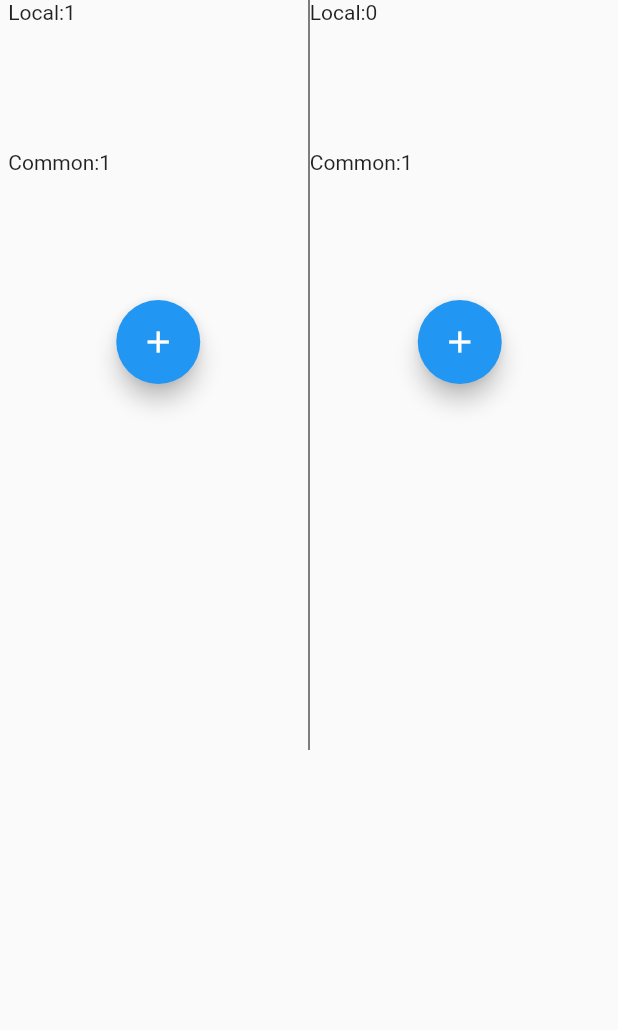
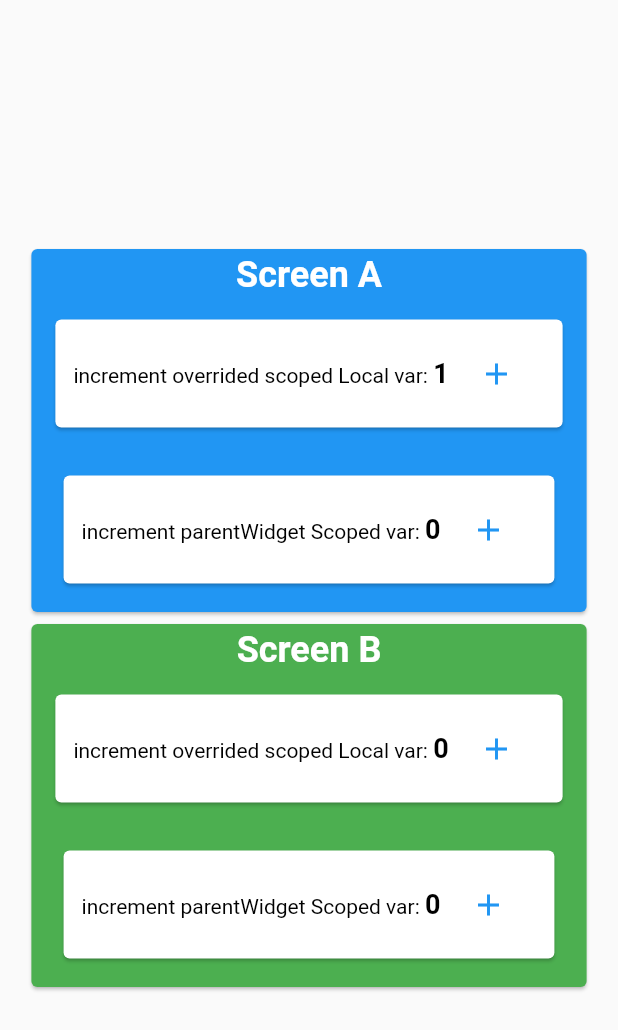
Before and after one commit to rajeshbbalam/flutter_riverpod_multi_instance, a Flutter app: the screen it shows after launch, after a tap on the "add" icon, on a phone screen of 412 x 824 dp. Shown: the top 1030 px of the screen. Run offline on Flutter 3.47's test engine with Material 2 defaults, Android fonts, the phone set to English and light mode, and no system bars; our stand-ins replace flutter_riverpod.

Commit message:
updated Layout design

```diff
--- a/lib/common/riverpod_common.dart
+++ /dev/null
@@ -1,8 +0,0 @@
-import 'package:flutter_riverpod/flutter_riverpod.dart';
-
-final commonCounterProvider = StateProvider<Counter>((ref) => Counter());
-
-class Counter {
-  int count;
-  Counter({this.count = 0});
-}
--- a/lib/main.dart
+++ b/lib/main.dart
@@ -1,6 +1,6 @@
 import 'package:flutter/material.dart';
 import 'package:flutter_riverpod/flutter_riverpod.dart';
-import 'multi_instances/testhome.dart';
+import 'screens/home_screen.dart';
 
 void main() {
   runApp(const RiverPodMainApp());
@@ -16,28 +16,56 @@ class RiverPodMainApp extends StatefulWidget {
 class _RiverPodMainAppState extends State<RiverPodMainApp> {
   @override
   Widget build(BuildContext context) {
-    return ProviderScope(
+    return const ProviderScope(
       child: MaterialApp(
         home: Scaffold(
-          body: Row(
-            mainAxisSize: MainAxisSize.max,
-            mainAxisAlignment: MainAxisAlignment.center,
-            children: [
-              SizedBox(
-                width: 200,
-                height: 500,
-                child: TestHome(),
-              ),
-              const SizedBox(width: 1, height: 500, child: VerticalDivider(width: 1, color: Colors.black)),
-              SizedBox(
-                width: 200,
-                height: 500,
-                child: TestHome(),
-              ),
-            ],
+          body: Center(
+            child: RootScreen(),
           ),
         ),
       ),
     );
   }
 }
+
+class RootScreen extends StatelessWidget {
+  const RootScreen({super.key});
+
+  @override
+  Widget build(BuildContext context) {
+    double width = MediaQuery.of(context).size.width;
+    bool isHorizontalLayout = true;
+    if (width < 1024) {
+      isHorizontalLayout = false;
+    }
+    return Container(
+      child: isHorizontalLayout
+          ? Row(
+              mainAxisAlignment: MainAxisAlignment.center,
+              children: const [
+                SizedBox(
+                  height: 250,
+                  child: Card(color: Colors.blue, child: HomeScreen(screenTitle: "Screen A")),
+                ),
+                SizedBox(
+                  height: 250,
+                  child: Card(color: Colors.green, child: HomeScreen(screenTitle: "Screen B")),
+                ),
+              ],
+            )
+          : Column(
+              mainAxisAlignment: MainAxisAlignment.center,
+              children: const [
+                SizedBox(
+                  height: 250,
+                  child: Card(color: Colors.blue, child: HomeScreen(screenTitle: "Screen A")),
+                ),
+                SizedBox(
+                  height: 250,
+                  child: Card(color: Colors.green, child: HomeScreen(screenTitle: "Screen B")),
+                ),
+              ],
+            ),
+    );
+  }
+}
--- a/lib/multi_instances/testhome.dart
+++ /dev/null
@@ -1,55 +0,0 @@
-import 'package:flutter/material.dart';
-import 'package:flutter_riverpod/flutter_riverpod.dart';
-
-import '../common/riverpod_common.dart';
-
-final counterProvider = StateProvider<Counter>((ref) {
-  return Counter();
-});
-
-class TestHome extends StatelessWidget {
-  @override
-  Widget build(BuildContext context) {
-    return ProviderScope(
-      overrides: [
-        counterProvider.overrideWithProvider(StateProvider<Counter>((ref) {
-          return Counter();
-        })),
-        // commonCounterProvider.overrideWithProvider(StateProvider<Counter>((ref) {
-        //   return Counter();
-        // }))
-      ],
-      child: Column(
-        children: [
-          Center(
-            // Consumer is a widget that allows you reading providers.
-            // You could also use the hook "ref.watch(" if you uses flutter_hooks
-            child: Consumer(builder: (context, ref, child) {
-              final countRef = ref.watch(counterProvider);
-              final countCommonRef = ref.watch(commonCounterProvider);
-              return Column(
-                mainAxisAlignment: MainAxisAlignment.center,
-                children: [
-                  SizedBox(width: 200, height: 100, child: Text('Local:${countRef.count}')),
-                  SizedBox(width: 200, height: 100, child: Text('Common:${countCommonRef.count}')),
-                ],
-              );
-            }),
-          ),
-          Consumer(builder: (context, ref, child) {
-            return FloatingActionButton(
-              // The read method is an utility to read a provider without listening to it
-              onPressed: () {
-                var countRef = ref.read(counterProvider);
-                var commonRef = ref.read(commonCounterProvider);
-                ref.read(commonCounterProvider.notifier).state = Counter()..count = commonRef.count + 1;
-                ref.read(counterProvider.notifier).state = Counter()..count = countRef.count + 1;
-              },
-              child: const Icon(Icons.add),
-            );
-          }),
-        ],
-      ),
-    );
-  }
-}
--- /dev/null
+++ b/lib/providers/providers.dart
@@ -0,0 +1,11 @@
+import 'package:flutter_riverpod/flutter_riverpod.dart';
+
+final parentScopedCounterProvider = StateProvider<Counter>((ref) => Counter());
+final localScopedCounterProvider = StateProvider<Counter>((ref) {
+  return Counter();
+});
+
+class Counter {
+  int count;
+  Counter({this.count = 0});
+}
--- /dev/null
+++ b/lib/screens/home_screen.dart
@@ -0,0 +1,86 @@
+import 'package:flutter/material.dart';
+import 'package:flutter_riverpod/flutter_riverpod.dart';
+
+import '../providers/providers.dart';
+
+class HomeScreen extends StatelessWidget {
+  const HomeScreen({super.key, this.screenTitle});
+  final String? screenTitle;
+
+  @override
+  Widget build(BuildContext context) {
+    return ProviderScope(
+      overrides: [
+        localScopedCounterProvider.overrideWithProvider(StateProvider<Counter>((ref) {
+          return Counter();
+        })),
+        // commonCounterProvider.overrideWithProvider(StateProvider<Counter>((ref) {
+        //   return Counter();
+        // }))
+      ],
+      child: Consumer(builder: (context, ref, child) {
+        final countRef = ref.watch(localScopedCounterProvider);
+        final countCommonRef = ref.watch(parentScopedCounterProvider);
+        return Column(
+          mainAxisAlignment: MainAxisAlignment.center,
+          children: [
+            Text(
+              screenTitle ?? "",
+              style: const TextStyle(fontSize: 24, color: Colors.white, fontWeight: FontWeight.bold),
+            ),
+            renderScreen(true, countRef.count),
+            renderScreen(false, countCommonRef.count),
+          ],
+        );
+      }),
+    );
+  }
+
+  Widget renderScreen(bool isLocalScopedProvider, int count) {
+    return Padding(
+      padding: const EdgeInsets.all(12.0),
+      child: Card(
+        child: Padding(
+          padding: const EdgeInsets.all(12.0),
+          child: Row(
+            mainAxisSize: MainAxisSize.min,
+            children: [
+              RichText(
+                text: TextSpan(
+                  text: isLocalScopedProvider
+                      ? 'increment overrided scoped Local var: '
+                      : 'increment parentWidget Scoped var: ',
+                  children: [
+                    TextSpan(
+                        text: '$count',
+                        style: const TextStyle(fontSize: 18, color: Colors.black, fontWeight: FontWeight.bold))
+                  ],
+                  style: const TextStyle(fontSize: 14, color: Colors.black),
+                ),
+              ),
+              // Text(
+              //   'increment overrided scoped var: \n ',
+              //   style: const TextStyle(fontSize: 18, fontWeight: FontWeight.bold),
+              // ),
+              Consumer(builder: (context, ref, child) {
+                return TextButton(
+                  // The read method is an utility to read a provider without listening to it
+                  onPressed: () {
+                    if (isLocalScopedProvider) {
+                      var countRef = ref.read(localScopedCounterProvider);
+                      ref.read(localScopedCounterProvider.notifier).state = Counter()..count = countRef.count + 1;
+                    } else {
+                      var commonRef = ref.read(parentScopedCounterProvider);
+                      ref.read(parentScopedCounterProvider.notifier).state = Counter()..count = commonRef.count + 1;
+                    }
+                  },
+                  child: const Icon(Icons.add),
+                );
+              }),
+            ],
+          ),
+        ),
+      ),
+    );
+  }
+}
```
Also changed, not shown: 1 other file.
